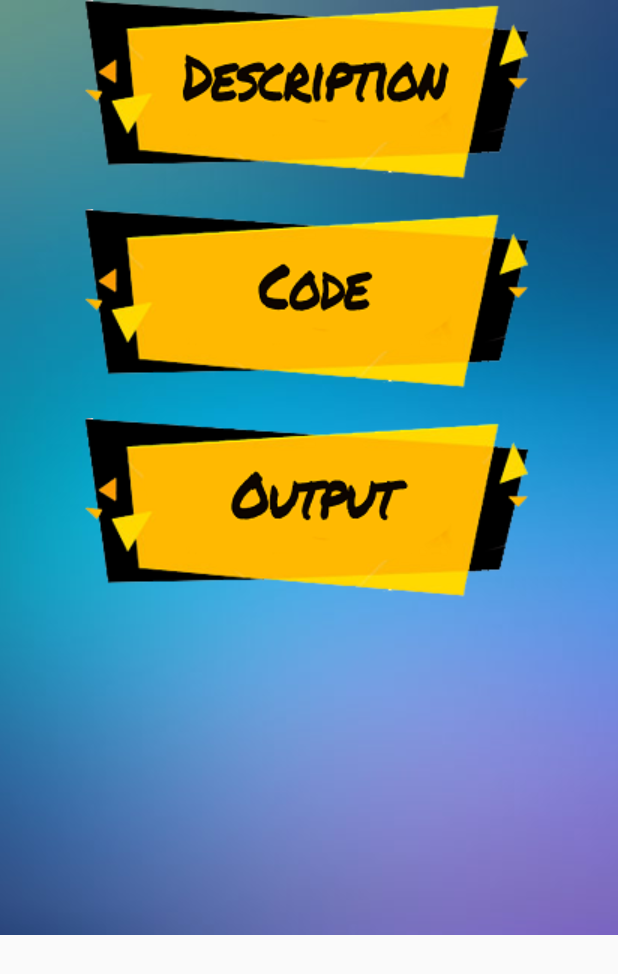
After one commit to MohamedTalaat97/easy-c-, an Android app: the topic_description screen opened directly, with no data from a screen before it, on a phone screen of 412 x 824 dp. The commit adds this screen. Shown: the top 974 px of the screen. Run offline under Robolectric (Android 15) with nearby library versions, the phone set to English and light mode, and no system bars.

Commit message:
topic description

```diff
--- a/easyc/app/src/main/AndroidManifest.xml
+++ b/easyc/app/src/main/AndroidManifest.xml
@@ -32,7 +32,8 @@
         <activity android:name="Views.topic" />
         <activity android:name="Views.forget_password_username" />
         <activity android:name="Views.show_Requests" />
-        <activity android:name="Views.showRequest"></activity>
+        <activity android:name="Views.showRequest" />
+        <activity android:name="Views.topic_description"></activity>
     </application>
 
 </manifest>
--- a/easyc/app/src/main/java/Models/DatabaseAdapter.java
+++ b/easyc/app/src/main/java/Models/DatabaseAdapter.java
@@ -33,7 +33,11 @@ public class DatabaseAdapter {
         databaseLegacy.Select(query, listeners);
 
     }
+    public void selectTopicIdByName(String name, OnTaskListeners.Result listeners) {
+        query = "select id from topic where title = '" + name + "'";
+        databaseLegacy.Select(query, listeners);
 
+    }
     public void selectTopics(int cat_id, OnTaskListeners.Result listeners) {
         query = "select title from topic where cat_id = '" + cat_id + "'";
         databaseLegacy.Select(query, listeners);
--- a/easyc/app/src/main/java/Views/sign_in_activity.java
+++ b/easyc/app/src/main/java/Views/sign_in_activity.java
@@ -60,8 +60,8 @@ public class sign_in_activity extends AppCompatActivity {
             signInUpController.signIn(username.getText().toString(), pass.getText().toString(), new OnTaskListeners.Word() {
                 @Override
                 public void onSuccess(String result) {
-                    signInUpController.toast(result,getApplicationContext());
-                    if(result.matches("true"))
+                    signInUpController.toast(result, getApplicationContext());
+                    if (result.matches("true"))
                         signInUpController.goTo(new OnTaskListeners.classes() {
                             @Override
                             public void onSuccess(Class classe) {
--- /dev/null
+++ b/easyc/app/src/main/java/Views/topic_description.java
@@ -0,0 +1,22 @@
+package Views;
+
+import android.support.v7.app.AppCompatActivity;
+import android.os.Bundle;
+
+import com.example.android.easyc.R;
+
+public class topic_description extends AppCompatActivity {
+
+
+    String description;
+    String code;
+    String output;
+    int topicId;
+    @Override
+    protected void onCreate(Bundle savedInstanceState) {
+        super.onCreate(savedInstanceState);
+        setContentView(R.layout.activity_topic_description);
+        topicId= getIntent().getIntExtra("topicId", 1);
+        // select el 4r7 using topic id and put in the view
+    }
+}
--- /dev/null
+++ b/easyc/app/src/main/res/layout/activity_topic_description.xml
@@ -0,0 +1,56 @@
+<RelativeLayout xmlns:android="http://schemas.android.com/apk/res/android"
+    xmlns:tools="http://schemas.android.com/tools"
+    android:layout_width="match_parent"
+    android:layout_height="match_parent"
+    android:gravity="center_horizontal">
+
+
+    <ImageView
+        android:layout_width="wrap_content"
+        android:layout_height="wrap_content"
+        android:scaleType="centerCrop"
+        android:src="@drawable/o20" />
+
+    <ScrollView
+        android:layout_width="match_parent"
+        android:layout_height="match_parent">
+    <LinearLayout
+        android:layout_width="match_parent"
+        android:layout_height="match_parent"
+        android:orientation="vertical">
+
+
+        <ImageView
+            android:layout_width="match_parent"
+            android:layout_height="wrap_content"
+            android:layout_alignParentLeft="true"
+            android:layout_alignParentTop="true"
+            android:src="@drawable/description" />
+
+    <TextView
+        android:layout_width="wrap_content"
+        android:layout_height="wrap_content" />
+
+        <ImageView
+            android:layout_width="match_parent"
+            android:layout_height="wrap_content"
+            android:layout_alignParentLeft="true"
+            android:layout_alignParentTop="true"
+            android:src="@drawable/code" />
+        <TextView
+            android:layout_width="wrap_content"
+            android:layout_height="wrap_content" />
+
+        <ImageView
+            android:layout_width="match_parent"
+            android:layout_height="wrap_content"
+            android:layout_alignParentLeft="true"
+            android:layout_alignParentTop="true"
+            android:src="@drawable/output" />
+        <TextView
+            android:layout_width="wrap_content"
+            android:layout_height="wrap_content" />
+    </LinearLayout>
+    </ScrollView>
+
+</RelativeLayout>
--- a/easyc/app/src/main/res/values/strings.xml
+++ b/easyc/app/src/main/res/values/strings.xml
@@ -15,4 +15,5 @@
         <item>All</item>
     </string-array>
     <string name="title_activity_show__requests__for__teaching">show_Requests_For_Teaching</string>
+    <string name="title_activity_topic_description">topic_description</string>
 </resources>
```
Also changed, not shown: easyc/app/src/main/java/Controllers/CourseController.java (+19 -4 lines), easyc/app/src/main/java/Views/categories.java (+5 -2 lines), easyc/app/src/main/java/Views/topic.java (+57 -0 lines), easyc/app/src/main/res/layout/activity_topic.xml (+21 -5 lines), easyc/app/src/main/res/drawable/code.png (added), easyc/app/src/main/res/drawable/description.png (added), easyc/app/src/main/res/drawable/o20.jpg (added), easyc/app/src/main/res/drawable/output.png (added). Lines whose indentation alone changed are shown as unchanged.
